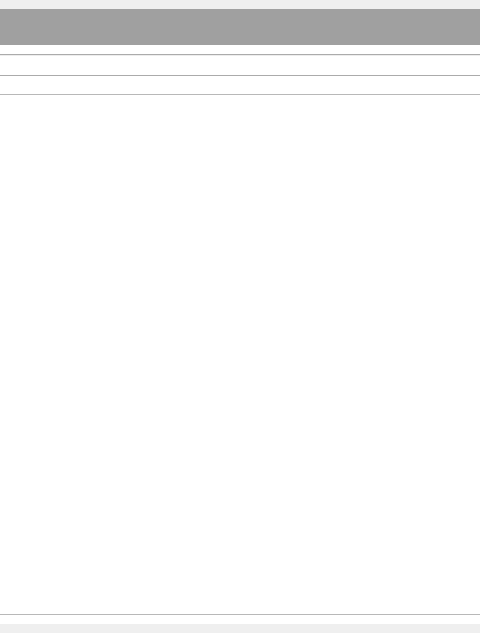
The window that test02/mainwindow.ui (1663784811/qt_test) describes before a commit, drawn with Qt 5; both pictures show x 262 to 742 and y 0 to 633 of the 1004 by 633 pixel window.
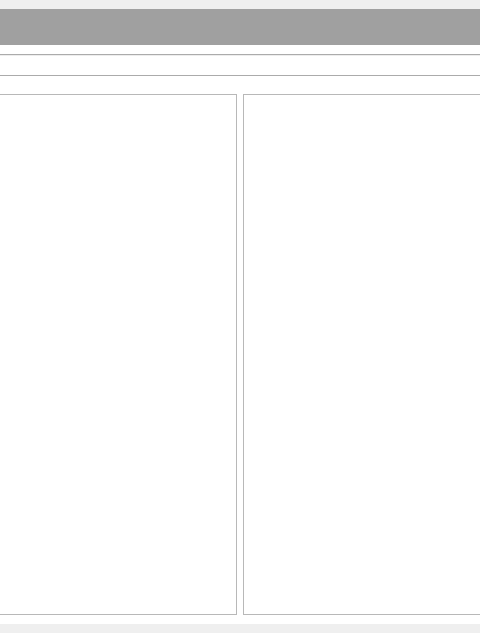
The same window after the commit.

Patch:
```diff
--- a/test02/mainwindow.ui
+++ b/test02/mainwindow.ui
@@ -175,9 +175,12 @@
        <item>
         <widget class="QWidget" name="widget_4" native="true">
          <layout class="QGridLayout" name="gridLayout_2">
-          <item row="0" column="0">
+          <item row="0" column="1">
            <widget class="QTableView" name="tableView"/>
           </item>
+          <item row="0" column="0">
+           <widget class="QTableWidget" name="tableWidget"/>
+          </item>
          </layout>
         </widget>
        </item>
```
